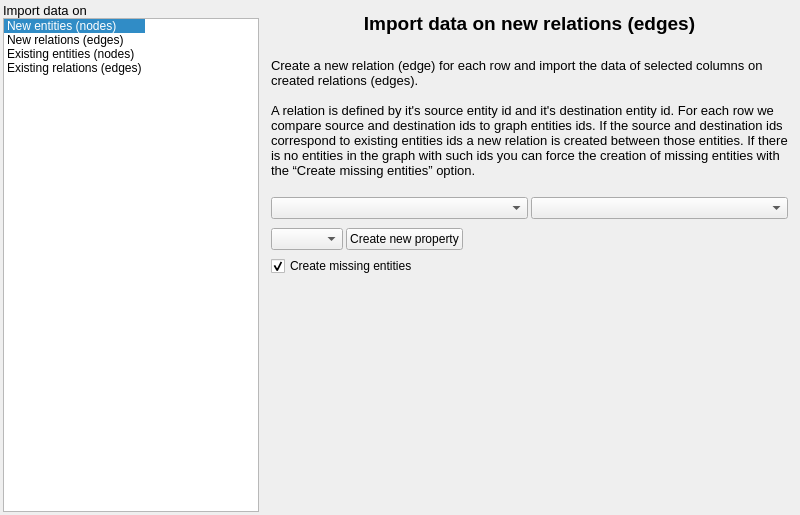
Above: library/tulip-qt/designer/CSVGraphMappingConfigurationWidget.ui from jalamao/tulip-1 before the change. Below: the same form after it.
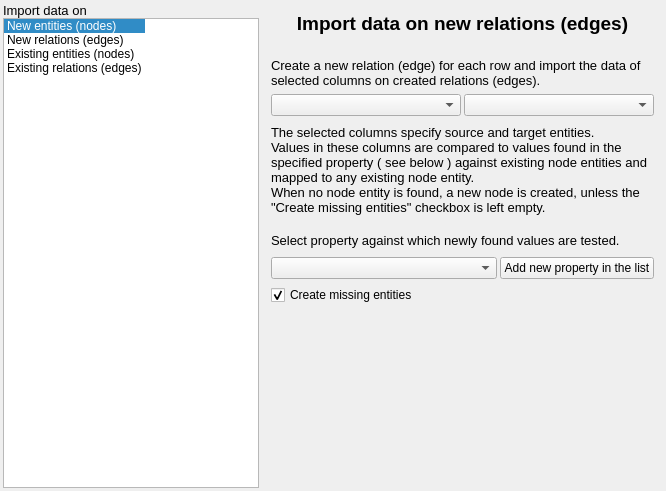
That is the form after the change. The open tabs and pages were chosen to show the change. Custom widgets are drawn as their Qt base class.

Commit message: Update help text on CSV import GUI

Diff of the .ui file:
```diff
--- a/library/tulip-qt/designer/CSVGraphMappingConfigurationWidget.ui
+++ b/library/tulip-qt/designer/CSVGraphMappingConfigurationWidget.ui
@@ -6,10 +6,22 @@
    <rect>
     <x>0</x>
     <y>0</y>
-    <width>800</width>
-    <height>515</height>
+    <width>666</width>
+    <height>491</height>
    </rect>
   </property>
+  <property name="sizePolicy">
+   <sizepolicy hsizetype="Preferred" vsizetype="Fixed">
+    <horstretch>0</horstretch>
+    <verstretch>0</verstretch>
+   </sizepolicy>
+  </property>
+  <property name="maximumSize">
+   <size>
+    <width>800</width>
+    <height>16777215</height>
+   </size>
+  </property>
   <property name="windowTitle">
    <string>Form</string>
   </property>
@@ -149,17 +161,26 @@
         <layout class="QVBoxLayout" name="verticalLayout_4">
          <item>
           <widget class="QLabel" name="label_3">
+           <property name="sizePolicy">
+            <sizepolicy hsizetype="Fixed" vsizetype="Fixed">
+             <horstretch>0</horstretch>
+             <verstretch>0</verstretch>
+            </sizepolicy>
+           </property>
+           <property name="maximumSize">
+            <size>
+             <width>750</width>
+             <height>16777215</height>
+            </size>
+           </property>
            <property name="text">
             <string>&lt;!DOCTYPE HTML PUBLIC &quot;-//W3C//DTD HTML 4.0//EN&quot; &quot;http://www.w3.org/TR/REC-html40/strict.dtd&quot;&gt;
 &lt;html&gt;&lt;head&gt;&lt;meta name=&quot;qrichtext&quot; content=&quot;1&quot; /&gt;&lt;style type=&quot;text/css&quot;&gt;
 p, li { white-space: pre-wrap; }
-&lt;/style&gt;&lt;/head&gt;&lt;body style=&quot; font-family:'MS Shell Dlg 2'; font-size:8.25pt; font-weight:400; font-style:normal;&quot;&gt;
-&lt;p align=&quot;center&quot; style=&quot; margin-top:0px; margin-bottom:0px; margin-left:0px; margin-right:0px; -qt-block-indent:0; text-indent:0px;&quot;&gt;&lt;span style=&quot; font-size:14pt; font-weight:600;&quot;&gt;Import data on new relations (edges)&lt;/span&gt;&lt;/p&gt;
-&lt;p align=&quot;center&quot; style=&quot;-qt-paragraph-type:empty; margin-top:0px; margin-bottom:0px; margin-left:0px; margin-right:0px; -qt-block-indent:0; text-indent:0px; font-size:14pt; font-weight:600;&quot;&gt;&lt;/p&gt;
-&lt;p style=&quot; margin-top:0px; margin-bottom:0px; margin-left:0px; margin-right:0px; -qt-block-indent:0; text-indent:0px;&quot;&gt;&lt;span style=&quot; font-size:10pt;&quot;&gt;Create a new relation (edge) for each row and import the data of selected columns on created relations (edges). &lt;/span&gt;&lt;/p&gt;
-&lt;p style=&quot;-qt-paragraph-type:empty; margin-top:0px; margin-bottom:0px; margin-left:0px; margin-right:0px; -qt-block-indent:0; text-indent:0px; font-size:10pt;&quot;&gt;&lt;/p&gt;
-&lt;p style=&quot; margin-top:0px; margin-bottom:0px; margin-left:0px; margin-right:0px; -qt-block-indent:0; text-indent:0px;&quot;&gt;&lt;span style=&quot; font-size:10pt;&quot;&gt;A relation is defined by it's source entity id and it's destination entity id. For each row we compare source and destination ids to graph entities ids. If the source and destination ids correspond to existing entities ids a new relation is created between those entities. If there is no entities in the graph with such ids you can force the creation of missing entities with the “Create missing entities” option. &lt;/span&gt;&lt;/p&gt;
-&lt;p style=&quot;-qt-paragraph-type:empty; margin-top:0px; margin-bottom:0px; margin-left:0px; margin-right:0px; -qt-block-indent:0; text-indent:0px; font-size:8pt;&quot;&gt;&lt;/p&gt;&lt;/body&gt;&lt;/html&gt;</string>
+&lt;/style&gt;&lt;/head&gt;&lt;body style=&quot; font-family:'Cantarell'; font-size:11pt; font-weight:400; font-style:normal;&quot;&gt;
+&lt;p align=&quot;center&quot; style=&quot; margin-top:0px; margin-bottom:0px; margin-left:0px; margin-right:0px; -qt-block-indent:0; text-indent:0px;&quot;&gt;&lt;span style=&quot; font-family:'MS Shell Dlg 2'; font-size:14pt; font-weight:600;&quot;&gt;Import data on new relations (edges)&lt;/span&gt;&lt;/p&gt;
+&lt;p align=&quot;center&quot; style=&quot;-qt-paragraph-type:empty; margin-top:0px; margin-bottom:0px; margin-left:0px; margin-right:0px; -qt-block-indent:0; text-indent:0px; font-family:'MS Shell Dlg 2'; font-size:14pt; font-weight:600;&quot;&gt;&lt;br /&gt;&lt;/p&gt;
+&lt;p style=&quot; margin-top:0px; margin-bottom:0px; margin-left:0px; margin-right:0px; -qt-block-indent:0; text-indent:0px;&quot;&gt;&lt;span style=&quot; font-family:'MS Shell Dlg 2'; font-size:10pt;&quot;&gt;Create a new relation (edge) for each row and import the data of selected columns on created relations (edges). &lt;/span&gt;&lt;/p&gt;&lt;/body&gt;&lt;/html&gt;</string>
            </property>
            <property name="wordWrap">
             <bool>true</bool>
@@ -204,25 +225,42 @@
                 </sizepolicy>
                </property>
                <property name="text">
-                <string>Create new property</string>
+                <string>Add new property in the list</string>
                </property>
               </widget>
              </item>
-             <item>
-              <spacer name="horizontalSpacer">
-               <property name="orientation">
-                <enum>Qt::Horizontal</enum>
-               </property>
-               <property name="sizeHint" stdset="0">
-                <size>
-                 <width>40</width>
-                 <height>20</height>
-                </size>
-               </property>
-              </spacer>
-             </item>
             </layout>
            </item>
+           <item row="1" column="0" colspan="2">
+            <widget class="QLabel" name="label_6">
+             <property name="sizePolicy">
+              <sizepolicy hsizetype="Fixed" vsizetype="Fixed">
+               <horstretch>0</horstretch>
+               <verstretch>0</verstretch>
+              </sizepolicy>
+             </property>
+             <property name="maximumSize">
+              <size>
+               <width>750</width>
+               <height>16777215</height>
+              </size>
+             </property>
+             <property name="text">
+              <string>&lt;!DOCTYPE HTML PUBLIC &quot;-//W3C//DTD HTML 4.0//EN&quot; &quot;http://www.w3.org/TR/REC-html40/strict.dtd&quot;&gt;
+&lt;html&gt;&lt;head&gt;&lt;meta name=&quot;qrichtext&quot; content=&quot;1&quot; /&gt;&lt;style type=&quot;text/css&quot;&gt;
+p, li { white-space: pre-wrap; }
+&lt;/style&gt;&lt;/head&gt;&lt;body style=&quot; font-family:'Cantarell'; font-size:11pt; font-weight:400; font-style:normal;&quot;&gt;
+&lt;p style=&quot; margin-top:0px; margin-bottom:0px; margin-left:0px; margin-right:0px; -qt-block-indent:0; text-indent:0px;&quot;&gt;&lt;span style=&quot; font-family:'MS Shell Dlg 2'; font-size:10pt;&quot;&gt;The selected columns specify source and target entities.&lt;/span&gt;&lt;/p&gt;
+&lt;p style=&quot; margin-top:0px; margin-bottom:0px; margin-left:0px; margin-right:0px; -qt-block-indent:0; text-indent:0px;&quot;&gt;&lt;span style=&quot; font-family:'MS Shell Dlg 2'; font-size:10pt;&quot;&gt;Values in these columns are compared to values found in the specified property ( see below ) against existing node entities and mapped to any existing node entity. &lt;/span&gt;&lt;/p&gt;
+&lt;p style=&quot; margin-top:0px; margin-bottom:0px; margin-left:0px; margin-right:0px; -qt-block-indent:0; text-indent:0px;&quot;&gt;&lt;span style=&quot; font-family:'MS Shell Dlg 2'; font-size:10pt;&quot;&gt;When no node entity is found, a new node is created, unless the &amp;quot;Create missing entities&amp;quot; checkbox is left empty.&lt;/span&gt;&lt;/p&gt;
+&lt;p style=&quot;-qt-paragraph-type:empty; margin-top:0px; margin-bottom:0px; margin-left:0px; margin-right:0px; -qt-block-indent:0; text-indent:0px;&quot;&gt;&lt;br /&gt;&lt;/p&gt;
+&lt;p style=&quot; margin-top:0px; margin-bottom:0px; margin-left:0px; margin-right:0px; -qt-block-indent:0; text-indent:0px;&quot;&gt;&lt;span style=&quot; font-family:'MS Shell Dlg 2'; font-size:10pt;&quot;&gt;Select property against which newly found values are tested.&lt;/span&gt;&lt;/p&gt;&lt;/body&gt;&lt;/html&gt;</string>
+             </property>
+             <property name="wordWrap">
+              <bool>true</bool>
+             </property>
+            </widget>
+           </item>
           </layout>
          </item>
          <item>
```
The commit also changes 3 other files.
